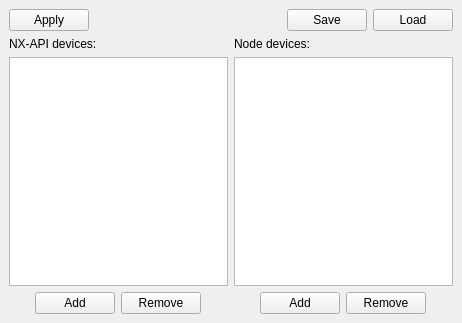
Before: the Qt Designer form src/VMTD/VMTD/device/VMTDDeviceManagerForm.ui in ekushko/qt-vxlan-mtd-old, drawn with Qt 5.
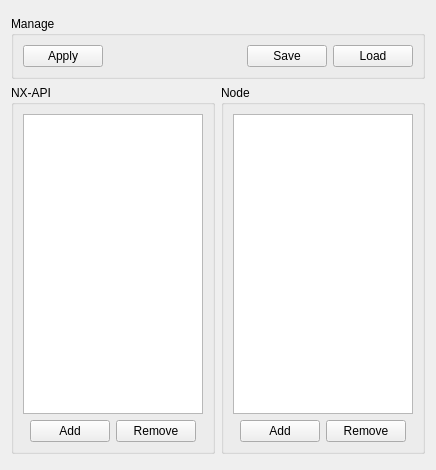
After: the same form once the commit is applied.

```diff
--- a/src/VMTD/VMTD/device/VMTDDeviceManagerForm.ui
+++ b/src/VMTD/VMTD/device/VMTDDeviceManagerForm.ui
@@ -6,31 +6,81 @@
    <rect>
     <x>0</x>
     <y>0</y>
-    <width>462</width>
-    <height>323</height>
+    <width>436</width>
+    <height>470</height>
    </rect>
   </property>
   <property name="windowTitle">
    <string>Form</string>
   </property>
-  <layout class="QVBoxLayout" name="verticalLayout_3">
+  <layout class="QHBoxLayout" name="horizontalLayout_2">
+   <property name="spacing">
+    <number>0</number>
+   </property>
    <property name="leftMargin">
-    <number>9</number>
+    <number>0</number>
    </property>
    <property name="topMargin">
-    <number>9</number>
+    <number>0</number>
    </property>
    <property name="rightMargin">
-    <number>9</number>
+    <number>0</number>
    </property>
    <property name="bottomMargin">
-    <number>9</number>
+    <number>0</number>
    </property>
    <item>
-    <layout class="QHBoxLayout" name="hl_1">
+    <spacer name="_6">
+     <property name="orientation">
+      <enum>Qt::Horizontal</enum>
+     </property>
+     <property name="sizeHint" stdset="0">
+      <size>
+       <width>4</width>
+       <height>20</height>
+      </size>
+     </property>
+    </spacer>
+   </item>
+   <item>
+    <layout class="QVBoxLayout" name="vl_1">
+     <property name="spacing">
+      <number>0</number>
+     </property>
      <property name="topMargin">
       <number>0</number>
      </property>
+     <property name="bottomMargin">
+      <number>0</number>
+     </property>
+     <item>
+      <spacer name="_9">
+       <property name="orientation">
+        <enum>Qt::Vertical</enum>
+       </property>
+       <property name="sizeHint" stdset="0">
+        <size>
+         <width>20</width>
+         <height>40</height>
+        </size>
+       </property>
+      </spacer>
+     </item>
+     <item>
+      <widget class="QWidget" name="wMain" native="true">
+       <property name="maximumSize">
+        <size>
+         <width>434</width>
+         <height>16777215</height>
+        </size>
+       </property>
+       <layout class="QVBoxLayout" name="verticalLayout_2">
+        <item>
+         <widget class="QGroupBox" name="gbManage">
+          <property name="title">
+           <string>Manage</string>
+          </property>
+          <layout class="QHBoxLayout" name="horizontalLayout">
      <item>
       <widget class="QPushButton" name="pbApply">
        <property name="text">
@@ -39,7 +89,7 @@
       </widget>
      </item>
      <item>
-      <spacer name="_10">
+            <spacer name="_5">
        <property name="orientation">
         <enum>Qt::Horizontal</enum>
        </property>
@@ -66,39 +116,46 @@
       </widget>
      </item>
     </layout>
+         </widget>
    </item>
    <item>
-    <layout class="QHBoxLayout" name="_1">
+         <layout class="QHBoxLayout" name="hl_1">
      <property name="spacing">
-      <number>0</number>
-     </property>
-     <item>
-      <widget class="QWidget" name="wNxApiDevices" native="true">
-       <layout class="QVBoxLayout" name="verticalLayout">
-        <property name="leftMargin">
-         <number>0</number>
-        </property>
-        <property name="topMargin">
-         <number>0</number>
+           <number>6</number>
         </property>
         <property name="rightMargin">
-         <number>3</number>
-        </property>
-        <property name="bottomMargin">
          <number>0</number>
         </property>
         <item>
-         <widget class="QLabel" name="_5">
-          <property name="text">
-           <string>NX-API devices:</string>
+           <widget class="QGroupBox" name="gbNxApiDevices">
+            <property name="maximumSize">
+             <size>
+              <width>204</width>
+              <height>16777215</height>
+             </size>
+            </property>
+            <property name="title">
+             <string>NX-API</string>
+            </property>
+            <layout class="QVBoxLayout" name="verticalLayout_3">
+             <item>
+              <widget class="QListWidget" name="lwNxApiDevices">
+               <property name="minimumSize">
+                <size>
+                 <width>180</width>
+                 <height>300</height>
+                </size>
+               </property>
+               <property name="maximumSize">
+                <size>
+                 <width>16777215</width>
+                 <height>16777215</height>
+                </size>
           </property>
          </widget>
         </item>
         <item>
-         <widget class="QListWidget" name="lwNxApiDevices"/>
-        </item>
-        <item>
-         <layout class="QHBoxLayout" name="_2">
+              <layout class="QHBoxLayout" name="hl_3">
           <item>
            <spacer name="_3">
             <property name="orientation">
@@ -145,34 +202,37 @@
       </widget>
      </item>
      <item>
-      <widget class="QWidget" name="wNodeDevices" native="true">
-       <layout class="QVBoxLayout" name="verticalLayout_2">
-        <property name="leftMargin">
-         <number>3</number>
-        </property>
-        <property name="topMargin">
-         <number>0</number>
-        </property>
-        <property name="rightMargin">
-         <number>0</number>
-        </property>
-        <property name="bottomMargin">
-         <number>0</number>
-        </property>
+           <widget class="QGroupBox" name="gbNodeDevices">
+            <property name="maximumSize">
+             <size>
+              <width>204</width>
+              <height>16777215</height>
+             </size>
+            </property>
+            <property name="title">
+             <string>Node</string>
+            </property>
+            <layout class="QVBoxLayout" name="verticalLayout_4">
         <item>
-         <widget class="QLabel" name="_9">
-          <property name="text">
-           <string>Node devices:</string>
+              <widget class="QListWidget" name="lwNodeDevices">
+               <property name="minimumSize">
+                <size>
+                 <width>180</width>
+                 <height>300</height>
+                </size>
+               </property>
+               <property name="maximumSize">
+                <size>
+                 <width>16777215</width>
+                 <height>16777215</height>
+                </size>
           </property>
          </widget>
         </item>
         <item>
-         <widget class="QListWidget" name="lwNodeDevices"/>
-        </item>
+              <layout class="QHBoxLayout" name="hl_2">
         <item>
-         <layout class="QHBoxLayout" name="_6">
-          <item>
-           <spacer name="_7">
+                <spacer name="_1">
             <property name="orientation">
              <enum>Qt::Horizontal</enum>
             </property>
@@ -199,24 +259,55 @@
            </widget>
           </item>
           <item>
+                <spacer name="_2">
+                 <property name="orientation">
+                  <enum>Qt::Horizontal</enum>
+                 </property>
+                 <property name="sizeHint" stdset="0">
+                  <size>
+                   <width>40</width>
+                   <height>20</height>
+                  </size>
+                 </property>
+                </spacer>
+               </item>
+              </layout>
+             </item>
+            </layout>
+           </widget>
+          </item>
+         </layout>
+        </item>
+       </layout>
+      </widget>
+     </item>
+     <item>
            <spacer name="_8">
             <property name="orientation">
+        <enum>Qt::Vertical</enum>
+       </property>
+       <property name="sizeHint" stdset="0">
+        <size>
+         <width>20</width>
+         <height>40</height>
+        </size>
+       </property>
+      </spacer>
+     </item>
+    </layout>
+   </item>
+   <item>
+    <spacer name="_7">
+     <property name="orientation">
              <enum>Qt::Horizontal</enum>
             </property>
             <property name="sizeHint" stdset="0">
              <size>
-              <width>40</width>
+       <width>4</width>
               <height>20</height>
              </size>
             </property>
            </spacer>
-          </item>
-         </layout>
-        </item>
-       </layout>
-      </widget>
-     </item>
-    </layout>
    </item>
   </layout>
  </widget>
```
Lines whose indentation alone changed are shown as unchanged.
